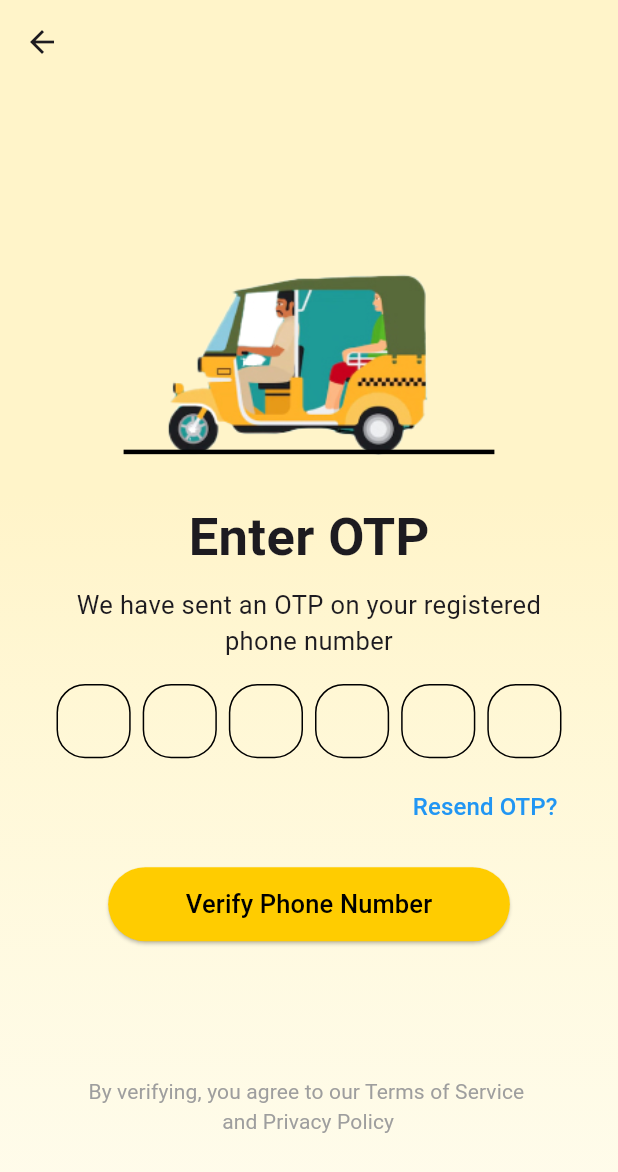
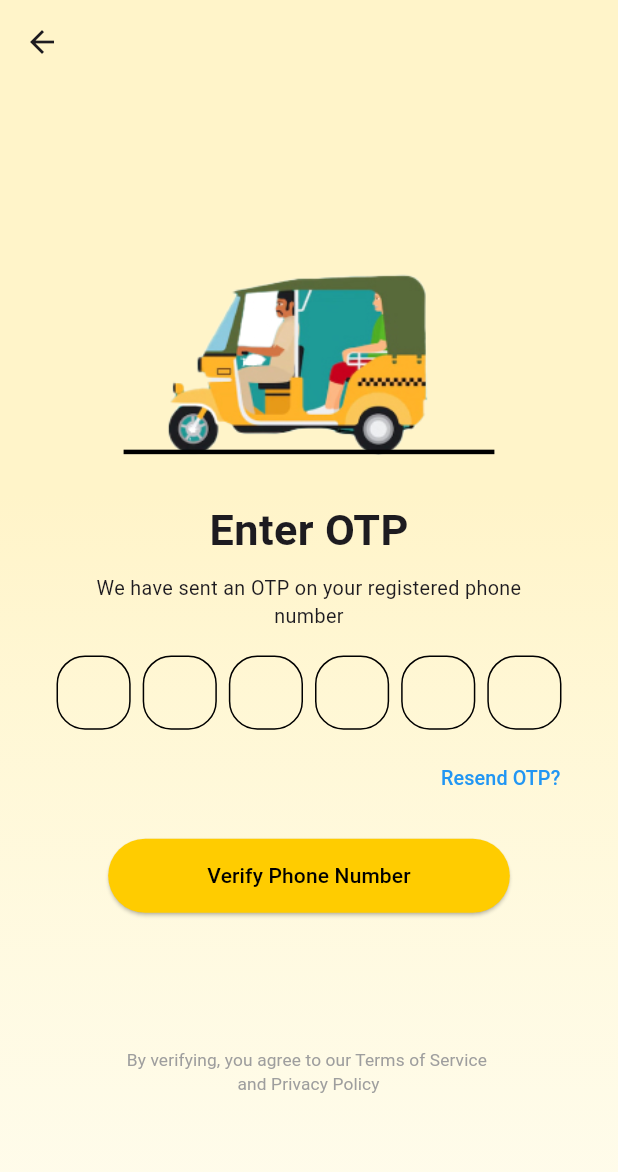
Before and after one commit to aakriti-jaluria/AutoSearch, a Flutter app: the screen it shows after launch, after a tap on "Continue", on a phone screen of 412 x 824 dp. Shown: the top 1172 px of the screen. Run offline on Flutter 3.47's test engine with Material 3 defaults, Android fonts, the phone set to English and light mode, and no system bars; drawn by our look-alikes of pinput; our stand-ins replace intl_phone_field.

Commit message:
Required Changes Made to optimise the Application Performance

```diff
--- a/lib/OTP_page.dart
+++ b/lib/OTP_page.dart
@@ -62,31 +62,40 @@ class _OTPpageState extends State<OTPpage> {
                   ),
                 ],
               ),
+
               SizedBox(height: height * 0.02), // 2% of screen height
+
               Center(
                 child: Text(
                   'Enter OTP',
-                  style: TextStyle(fontSize: 35, fontWeight: FontWeight.bold),
+                  style: TextStyle(fontSize: height*0.035, fontWeight: FontWeight.bold),
                 ),
               ),
+
               SizedBox(height: height * 0.01), // 1% of screen height
+
               Padding(
                 padding: EdgeInsets.symmetric(horizontal: width * 0.1), // 10% of screen width
                 child: Text(
-                  'We have sent an OTP on your registered',
-                  style: TextStyle(fontSize: 17),
+                  'We have sent an OTP on your registered phone number',
+                  style: TextStyle(fontSize: height*0.016),
                   textAlign: TextAlign.center,
                 ),
               ),
-              Padding(
-                padding: EdgeInsets.symmetric(horizontal: width * 0.1), // 10% of screen width
-                child: Text(
-                  'phone number',
-                  style: TextStyle(fontSize: 17),
-                  textAlign: TextAlign.center,
-                ),
-              ),
+
+
+              // Padding(
+              //   padding: EdgeInsets.symmetric(horizontal: width * 0.1), // 10% of screen width
+              //   child: Text(
+              //     'phone number',
+              //     style: TextStyle(fontSize: height*0.017),
+              //     textAlign: TextAlign.center,
+              //   ),
+              // ),
+
+
               SizedBox(height: height * 0.02), // 2% of screen height
+
               Center(
                 child: Pinput(
                   length: 6,
@@ -108,18 +117,22 @@ class _OTPpageState extends State<OTPpage> {
                   },
                 ),
               ),
+
               SizedBox(height: height * 0.01), // 1% of screen height
+
               Padding(
-                padding: EdgeInsets.only(left: width * 0.57), // 65% of screen width
+                padding: EdgeInsets.only(left: width * 0.62), // 65% of screen width
                 child: TextButton(
                   onPressed: () {},
                   child: Text(
                     'Resend OTP?',
-                    style: TextStyle(fontSize: 16, color: Colors.blue),
+                    style: TextStyle(fontSize: height*0.016, color: Colors.blue),
                   ),
                 ),
               ),
+
               SizedBox(height: height * 0.02), // 2% of screen height
+
               Center(
                 child: Container(
                   height: height * 0.06, // 6% of screen height
@@ -131,21 +144,26 @@ class _OTPpageState extends State<OTPpage> {
                     onPressed: () {},
                     child: Text(
                       'Verify Phone Number',
-                      style: TextStyle(color: Colors.black, fontSize: 17),
+                      style: TextStyle(color: Colors.black, fontSize: height*0.017),
                     ),
                   ),
                 ),
               ),
-              SizedBox(height: height * 0.10), // 15% of screen height
+
+              SizedBox(height: height * 0.10),
+              // 15% of screen height
               Center(child: TextButton(
                   onPressed: (){},
                   child: Text('By verifying, you agree to our Terms of Service \n'
                       '                         and Privacy Policy',
-                    style: TextStyle(color: Colors.grey,fontWeight: FontWeight.w400),)),
+                    style: TextStyle(color: Colors.grey,fontSize: height*0.014,fontWeight: FontWeight.w400),)),
               ),
+
             ],
           ),
         ),
+
+
       ),
     );
   }
--- a/lib/login_page.dart
+++ b/lib/login_page.dart
@@ -75,7 +75,7 @@ class _LoginPageState extends State<LoginPage> {
                       padding: EdgeInsets.symmetric(horizontal: screenWidth * 0.08),
                       child: Text(
                         "Let's get started",
-                        style: TextStyle(fontSize: 36, fontWeight: FontWeight.bold),
+                        style: TextStyle(fontSize: screenHeight*0.0363, fontWeight: FontWeight.bold),
                       ),
                     ),
                   ],
@@ -87,13 +87,13 @@ class _LoginPageState extends State<LoginPage> {
                       padding: EdgeInsets.symmetric(horizontal: screenWidth * 0.08),
                       child: Text(
                         "Get there with a rickshaw flair!",
-                        style: TextStyle(fontSize: 16),
+                        style: TextStyle(fontSize: screenHeight*0.017,),
                       ),
                     ),
                   ],
                 ), // Get there with rickshaw flair
 
-                SizedBox(height: screenHeight * 0.04), // Adjusted margin
+                SizedBox(height: screenHeight * 0.05), // Adjusted margin
 
                 Row(
                   children: [
@@ -101,7 +101,7 @@ class _LoginPageState extends State<LoginPage> {
                       padding: EdgeInsets.symmetric(horizontal: screenWidth * 0.08),
                       child: Text(
                         "Continue with Phone Number",
-                        style: TextStyle(fontSize: 19, fontWeight: FontWeight.w500),
+                        style: TextStyle(fontSize: screenHeight*0.0195, fontWeight: FontWeight.w500),
                       ),
                     ),
                   ],
@@ -144,7 +144,7 @@ class _LoginPageState extends State<LoginPage> {
                     },
                     child: Text(
                       'Continue',
-                      style: TextStyle(fontSize: 18, color: Colors.black),
+                      style: TextStyle(fontSize: screenHeight*0.018, color: Colors.black),
                     ),
                   ),
                 ), // Continue Elevated Button
@@ -164,7 +164,7 @@ class _LoginPageState extends State<LoginPage> {
                       ),
                       Text(
                         '   Or   ',
-                        style: TextStyle(color: Colors.grey, fontSize: 18),
+                        style: TextStyle(color: Colors.grey, fontSize: screenHeight*0.018),
                       ),
                       Container(
                         height: 1,
@@ -178,7 +178,7 @@ class _LoginPageState extends State<LoginPage> {
                 SizedBox(height: screenHeight * 0.02), // Adjusted margin
 
                 Container(
-                  width: screenWidth * 0.75, // Responsive width
+                  width: screenWidth * 0.82, // Responsive width
                   height: screenHeight * 0.07, // Responsive height
                   child: ElevatedButton(
                     style: ElevatedButton.styleFrom(
@@ -198,7 +198,7 @@ class _LoginPageState extends State<LoginPage> {
                         SizedBox(width: screenWidth * 0.03),
                         Text(
                           'Continue with Google',
-                          style: TextStyle(fontSize: 18),
+                          style: TextStyle(fontSize: screenHeight*0.018),
                         ),
                       ],
                     ),
@@ -208,7 +208,7 @@ class _LoginPageState extends State<LoginPage> {
                 SizedBox(height: screenHeight * 0.02), // Adjusted margin
 
                 Container(
-                  width: screenWidth * 0.75, // Responsive width
+                  width: screenWidth * 0.82, // Responsive width
                   height: screenHeight * 0.07, // Responsive height
                   child: ElevatedButton(
                     style: ElevatedButton.styleFrom(
@@ -232,7 +232,7 @@ class _LoginPageState extends State<LoginPage> {
                         SizedBox(width: screenWidth * 0.03),
                         Text(
                           'Continue with Apple',
-                          style: TextStyle(fontSize: 18, color: Colors.white),
+                          style: TextStyle(fontSize: screenHeight*0.018, color: Colors.white),
                         ),
                       ],
                     ),
@@ -247,12 +247,12 @@ class _LoginPageState extends State<LoginPage> {
                     child: Text(
                       'By verifying, you agree to our Terms of Service \n'
                           '                         and Privacy Policy',
-                      style: TextStyle(color: Colors.grey, fontWeight: FontWeight.w400),
+                      style: TextStyle(color: Colors.grey,fontSize: screenHeight*0.014, fontWeight: FontWeight.w400),
                     ),
                   ),
                 ),
 
-                SizedBox(height: screenHeight * 0.03),
+                SizedBox(height: screenHeight * 0.02),
                 // Terms and conditions
               ],
             ),
--- a/lib/main.dart
+++ b/lib/main.dart
@@ -37,22 +37,3 @@ class MyApp extends StatelessWidget {
     );
   }
 }
-
-class MyHomePage extends StatefulWidget {
-
-
-  @override
-  State<MyHomePage> createState() => _MyHomePageState();
-}
-
-class _MyHomePageState extends State<MyHomePage> {
-
-
-  @override
-  Widget build(BuildContext context) {
-
-    return Scaffold(
-
-    );
-  }
-}
--- a/pubspec.yaml
+++ b/pubspec.yaml
@@ -47,6 +47,7 @@ dependencies:
   pinput: ^5.0.0
   intl_phone_field: ^3.2.0
   google_maps_flutter: ^2.7.1
+  flutter_screenutil: ^5.9.3
 
 dev_dependencies:
   flutter_test:
```
Also changed, not shown: pubspec.lock.
